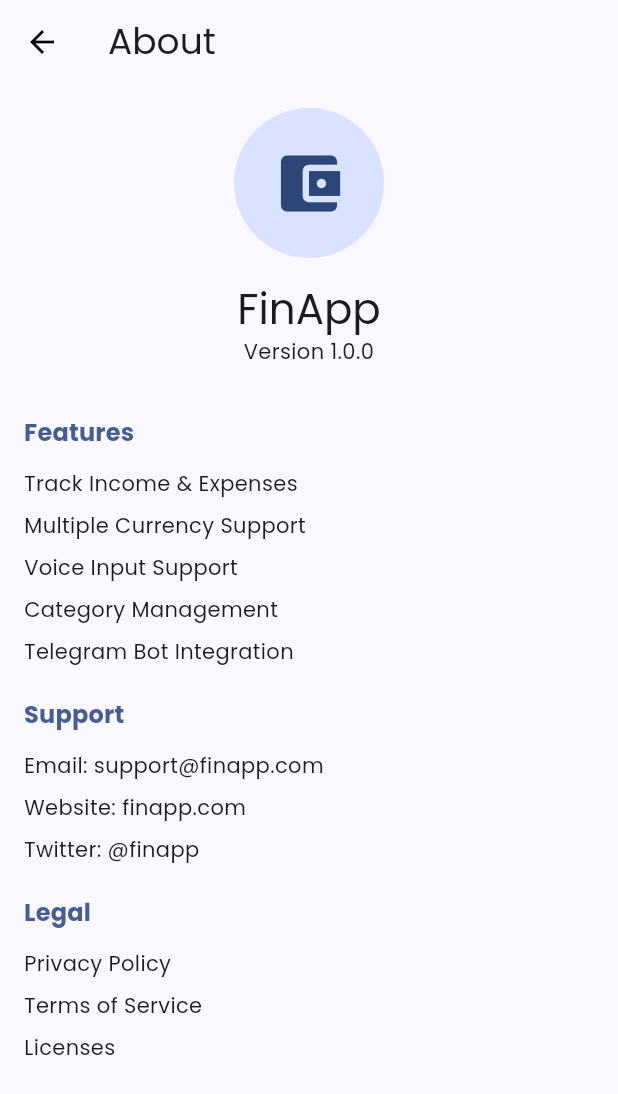
After one commit to mukhtharcm/finapp, a Flutter app: the AboutScreen screen opened directly, on a phone screen of 412 x 824 dp. The commit adds this screen. Shown: the top 1094 px of the screen. Run offline on Flutter 3.47's test engine with Material 3 defaults, Android fonts, the phone set to English and light mode, and no system bars; drawn by our look-alikes of flutter_animate; our stand-ins replace dio, flex_color_scheme, flutter_secure_storage, get_it, google_fonts, pocketbase and 2 more; missing offline and left inert: record; accounts and stored records are empty; network calls fail; statements that could not run were skipped.

Commit message:
- settings page cleanup - about screen

```diff
--- /dev/null
+++ b/lib/screens/about_screen.dart
@@ -0,0 +1,90 @@
+import 'package:flutter/material.dart';
+import 'package:flutter_animate/flutter_animate.dart';
+import 'package:url_launcher/url_launcher.dart';
+
+class AboutScreen extends StatelessWidget {
+  const AboutScreen({super.key});
+
+  @override
+  Widget build(BuildContext context) {
+    final theme = Theme.of(context);
+
+    return Scaffold(
+      appBar: AppBar(
+        title: Text('About', style: theme.textTheme.headlineSmall),
+      ),
+      body: ListView(
+        padding: const EdgeInsets.all(16),
+        children: [
+          const CircleAvatar(
+            radius: 50,
+            child: Icon(Icons.account_balance_wallet, size: 50),
+          ).animate().scale(duration: 300.ms, curve: Curves.easeOutBack),
+          const SizedBox(height: 16),
+          Text(
+            'FinApp',
+            style: theme.textTheme.headlineMedium,
+            textAlign: TextAlign.center,
+          ).animate().fadeIn(delay: 100.ms, duration: 300.ms),
+          Text(
+            'Version 1.0.0',
+            style: theme.textTheme.bodyMedium,
+            textAlign: TextAlign.center,
+          ).animate().fadeIn(delay: 200.ms, duration: 300.ms),
+          const SizedBox(height: 32),
+          _buildSection(
+            theme,
+            'Features',
+            [
+              'Track Income & Expenses',
+              'Multiple Currency Support',
+              'Voice Input Support',
+              'Category Management',
+              'Telegram Bot Integration',
+            ],
+          ).animate().fadeIn(delay: 300.ms, duration: 300.ms),
+          const SizedBox(height: 16),
+          _buildSection(
+            theme,
+            'Support',
+            [
+              'Email: support@finapp.com',
+              'Website: finapp.com',
+              'Twitter: @finapp',
+            ],
+          ).animate().fadeIn(delay: 400.ms, duration: 300.ms),
+          const SizedBox(height: 16),
+          _buildSection(
+            theme,
+            'Legal',
+            [
+              'Privacy Policy',
+              'Terms of Service',
+              'Licenses',
+            ],
+          ).animate().fadeIn(delay: 500.ms, duration: 300.ms),
+        ],
+      ),
+    );
+  }
+
+  Widget _buildSection(ThemeData theme, String title, List<String> items) {
+    return Column(
+      crossAxisAlignment: CrossAxisAlignment.start,
+      children: [
+        Text(
+          title,
+          style: theme.textTheme.titleMedium?.copyWith(
+            color: theme.colorScheme.primary,
+            fontWeight: FontWeight.bold,
+          ),
+        ),
+        const SizedBox(height: 8),
+        ...items.map((item) => Padding(
+              padding: const EdgeInsets.symmetric(vertical: 4),
+              child: Text(item, style: theme.textTheme.bodyMedium),
+            )),
+      ],
+    );
+  }
+}
```
Also changed, not shown: lib/screens/settings_screen.dart (+51 -31 lines).
